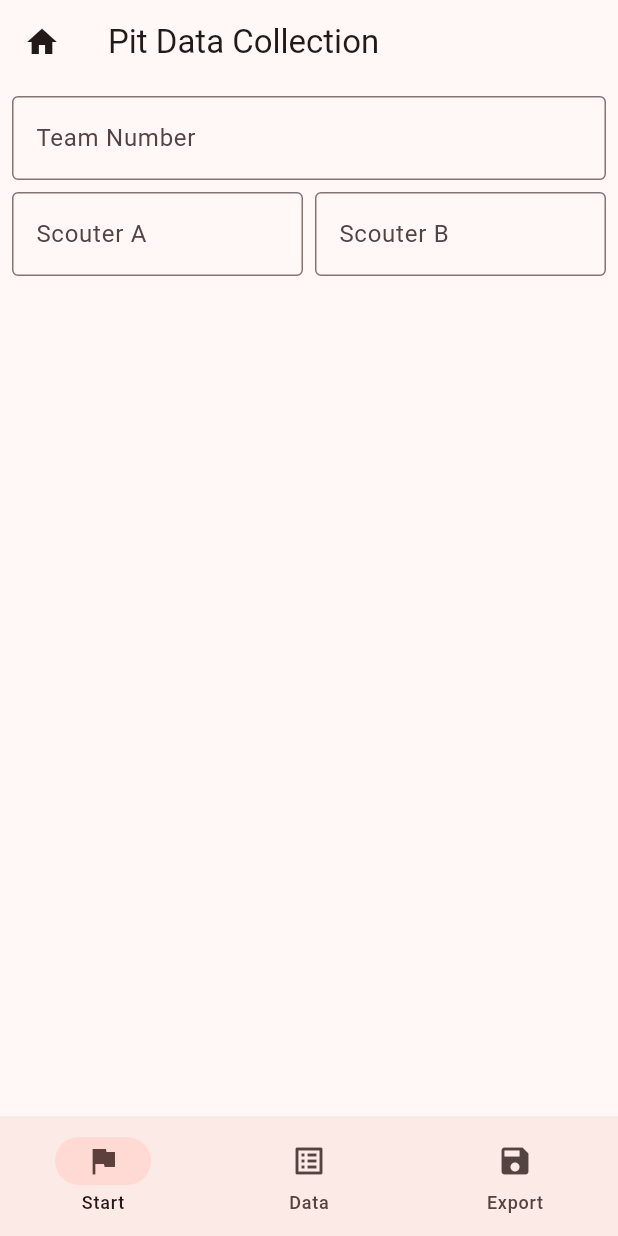
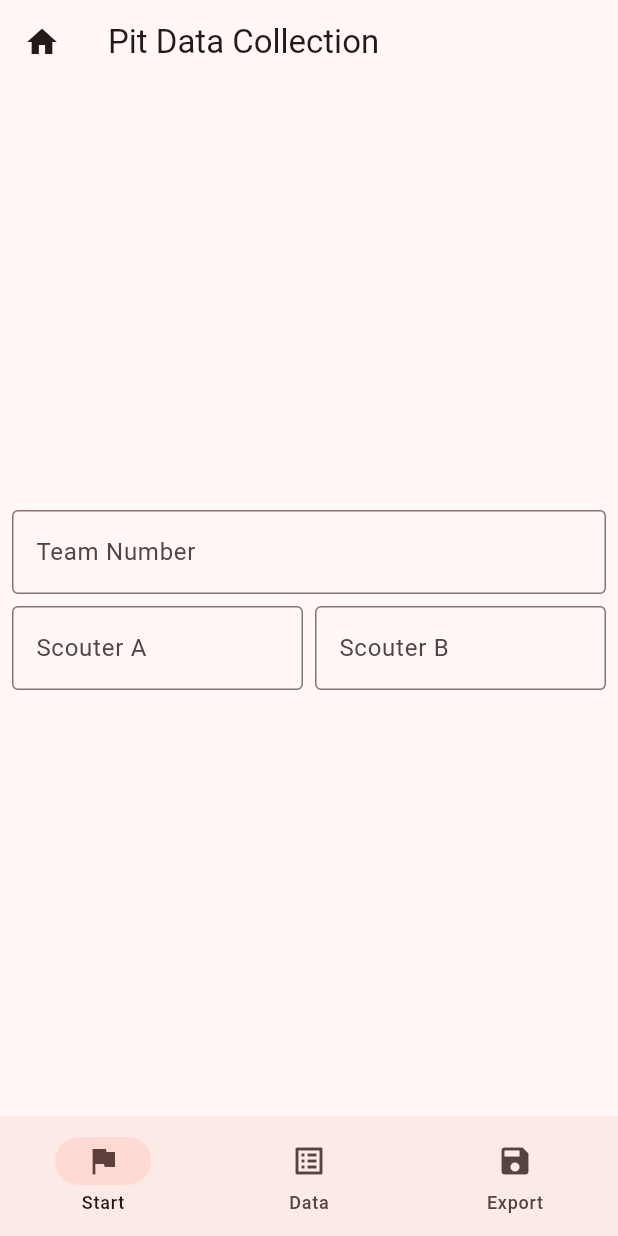
Before and after one commit to Mercs-MSA/2024_ScoutingDataCollection, a Flutter app: the screen it shows after launch, after a tap on "Pit Scouting", on a phone screen of 412 x 824 dp. Run offline on Flutter 3.47's test engine with Material 3 defaults, Android fonts, the phone set to English and light mode, and no system bars; our stand-ins replace csv, file_picker, flutter_rating_bar, package_info_plus, qr_flutter, shared_preferences; missing offline and left inert: flutter_confetti, flutter_file_dialog.

Commit message:
center pit start inputs

```diff
--- a/lib/main.dart
+++ b/lib/main.dart
@@ -447,11 +447,10 @@ class _FormAppPageState extends State<FormAppPage> {
                 index: pitPageIndex,
                 children: [
                   if (pitPageIndex == 0)
-                    Column(
-                      children: [
                     Padding(
                       padding: const EdgeInsets.all(8.0),
                       child: Column(
+                        mainAxisAlignment: MainAxisAlignment.center,
                         children: [
                           TextField(
                             decoration: const InputDecoration(
@@ -525,8 +524,6 @@ class _FormAppPageState extends State<FormAppPage> {
                           )
                         ],
                       ),
-                        ),
-                      ],
                     )
                   else
                     const SizedBox(),
```
Lines whose indentation alone changed are shown as unchanged.
